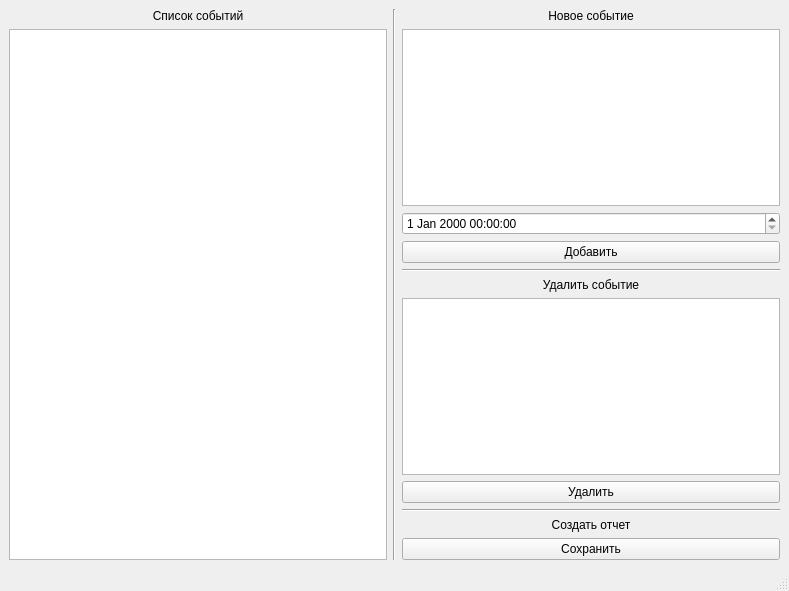
First picture: the form in src/design.ui, repository viktory683/kurs, before the edit.
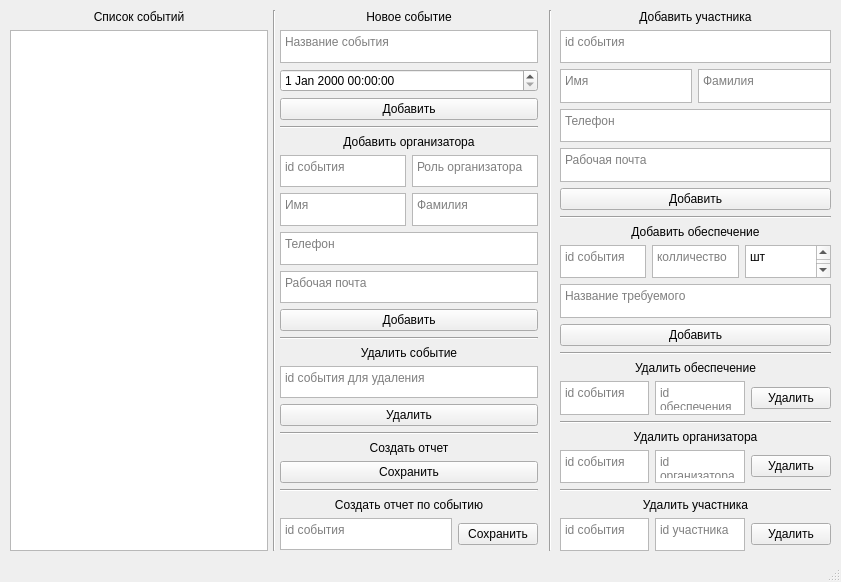
Second picture: the form after the edit.

```diff
--- a/src/design.ui
+++ b/src/design.ui
@@ -6,26 +6,40 @@
    <rect>
     <x>0</x>
     <y>0</y>
-    <width>789</width>
-    <height>591</height>
+    <width>841</width>
+    <height>582</height>
    </rect>
   </property>
   <property name="windowTitle">
    <string>MainWindow</string>
   </property>
   <widget class="QWidget" name="centralwidget">
-   <widget class="QWidget" name="horizontalLayoutWidget">
+   <widget class="Line" name="line_5">
     <property name="geometry">
      <rect>
-      <x>9</x>
-      <y>9</y>
-      <width>771</width>
-      <height>551</height>
+      <x>540</x>
+      <y>10</y>
+      <width>20</width>
+      <height>541</height>
      </rect>
     </property>
-    <layout class="QHBoxLayout" name="horizontalLayout">
-     <item>
+    <property name="orientation">
+     <enum>Qt::Vertical</enum>
+    </property>
+   </widget>
+   <widget class="QWidget" name="layoutWidget">
+    <property name="geometry">
+     <rect>
+      <x>10</x>
+      <y>10</y>
+      <width>258</width>
+      <height>541</height>
+     </rect>
+    </property>
       <layout class="QVBoxLayout" name="verticalLayout_2">
+     <property name="sizeConstraint">
+      <enum>QLayout::SetDefaultConstraint</enum>
+     </property>
        <item>
         <widget class="QLabel" name="events_list_label">
          <property name="layoutDirection">
@@ -46,15 +60,29 @@
         <widget class="QListView" name="events_list"/>
        </item>
       </layout>
-     </item>
-     <item>
+   </widget>
       <widget class="Line" name="line">
+    <property name="geometry">
+     <rect>
+      <x>259</x>
+      <y>10</y>
+      <width>31</width>
+      <height>541</height>
+     </rect>
+    </property>
        <property name="orientation">
         <enum>Qt::Vertical</enum>
        </property>
       </widget>
-     </item>
-     <item>
+   <widget class="QWidget" name="layoutWidget">
+    <property name="geometry">
+     <rect>
+      <x>280</x>
+      <y>10</y>
+      <width>258</width>
+      <height>541</height>
+     </rect>
+    </property>
       <layout class="QVBoxLayout" name="verticalLayout">
        <item>
         <widget class="QLabel" name="new_event_label">
@@ -67,7 +95,14 @@
         </widget>
        </item>
        <item>
-        <widget class="QTextEdit" name="new_event_field"/>
+      <widget class="QTextEdit" name="new_event_field">
+       <property name="locale">
+        <locale language="Russian" country="Russia"/>
+       </property>
+       <property name="placeholderText">
+        <string>Название события</string>
+       </property>
+      </widget>
        </item>
        <item>
         <widget class="QDateTimeEdit" name="dateTimeEdit"/>
@@ -79,6 +114,80 @@
          </property>
         </widget>
        </item>
+     <item>
+      <widget class="Line" name="line_4">
+       <property name="orientation">
+        <enum>Qt::Horizontal</enum>
+       </property>
+      </widget>
+     </item>
+     <item>
+      <widget class="QLabel" name="label">
+       <property name="text">
+        <string>Добавить организатора</string>
+       </property>
+       <property name="alignment">
+        <set>Qt::AlignCenter</set>
+       </property>
+      </widget>
+     </item>
+     <item>
+      <layout class="QHBoxLayout" name="horizontalLayout_5">
+       <item>
+        <widget class="QTextEdit" name="org_id_input_field">
+         <property name="placeholderText">
+          <string>id события</string>
+         </property>
+        </widget>
+       </item>
+       <item>
+        <widget class="QTextEdit" name="org_role_input_field">
+         <property name="placeholderText">
+          <string>Роль организатора</string>
+         </property>
+        </widget>
+       </item>
+      </layout>
+     </item>
+     <item>
+      <layout class="QHBoxLayout" name="horizontalLayout_4">
+       <item>
+        <widget class="QTextEdit" name="org_firstname_input_field">
+         <property name="placeholderText">
+          <string>Имя</string>
+         </property>
+        </widget>
+       </item>
+       <item>
+        <widget class="QTextEdit" name="org_lastname_input_field">
+         <property name="placeholderText">
+          <string>Фамилия</string>
+         </property>
+        </widget>
+       </item>
+      </layout>
+     </item>
+     <item>
+      <widget class="QTextEdit" name="org_phone_input_field">
+       <property name="placeholderText">
+        <string>Телефон</string>
+       </property>
+      </widget>
+     </item>
+     <item>
+      <widget class="QTextEdit" name="org_email_input_field">
+       <property name="placeholderText">
+        <string>Рабочая почта</string>
+       </property>
+      </widget>
+     </item>
+     <item>
+      <widget class="QPushButton" name="org_add_btn">
+       <property name="text">
+        <string>Добавить</string>
+       </property>
+      </widget>
+     </item>
        <item>
         <widget class="Line" name="line_2">
          <property name="orientation">
@@ -97,7 +206,11 @@
         </widget>
        </item>
        <item>
-        <widget class="QTextEdit" name="delete_event_field"/>
+      <widget class="QTextEdit" name="delete_event_field">
+       <property name="placeholderText">
+        <string>id события для удаления</string>
+       </property>
+      </widget>
        </item>
        <item>
         <widget class="QPushButton" name="delete_evenet_btn">
@@ -127,6 +240,297 @@
         <widget class="QPushButton" name="safe_btn">
          <property name="text">
           <string>Сохранить</string>
+       </property>
+      </widget>
+     </item>
+     <item>
+      <widget class="Line" name="line_8">
+       <property name="orientation">
+        <enum>Qt::Horizontal</enum>
+       </property>
+      </widget>
+     </item>
+     <item>
+      <widget class="QLabel" name="label_5">
+       <property name="text">
+        <string>Создать отчет по событию</string>
+       </property>
+       <property name="alignment">
+        <set>Qt::AlignCenter</set>
+       </property>
+      </widget>
+     </item>
+     <item>
+      <layout class="QHBoxLayout" name="horizontalLayout_3">
+       <item>
+        <widget class="QTextEdit" name="safe_event_id_field">
+         <property name="placeholderText">
+          <string>id события</string>
+         </property>
+        </widget>
+       </item>
+       <item>
+        <widget class="QPushButton" name="safe_event_btn">
+         <property name="text">
+          <string>Сохранить</string>
+         </property>
+        </widget>
+       </item>
+      </layout>
+     </item>
+    </layout>
+   </widget>
+   <widget class="QWidget" name="verticalLayoutWidget">
+    <property name="geometry">
+     <rect>
+      <x>560</x>
+      <y>10</y>
+      <width>271</width>
+      <height>541</height>
+     </rect>
+    </property>
+    <layout class="QVBoxLayout" name="verticalLayout_3">
+     <item>
+      <widget class="QLabel" name="label_2">
+       <property name="text">
+        <string>Добавить участника</string>
+       </property>
+       <property name="alignment">
+        <set>Qt::AlignCenter</set>
+       </property>
+      </widget>
+     </item>
+     <item>
+      <widget class="QTextEdit" name="add_participant_event_id_input_field">
+       <property name="placeholderText">
+        <string>id события</string>
+       </property>
+      </widget>
+     </item>
+     <item>
+      <layout class="QHBoxLayout" name="horizontalLayout_6">
+       <item>
+        <widget class="QTextEdit" name="participant_firstname_input_field">
+         <property name="placeholderText">
+          <string>Имя</string>
+         </property>
+        </widget>
+       </item>
+       <item>
+        <widget class="QTextEdit" name="participant_lastname_input_field">
+         <property name="placeholderText">
+          <string>Фамилия</string>
+         </property>
+        </widget>
+       </item>
+      </layout>
+     </item>
+     <item>
+      <widget class="QTextEdit" name="participant_phone_input_field">
+       <property name="placeholderText">
+        <string>Телефон</string>
+       </property>
+      </widget>
+     </item>
+     <item>
+      <widget class="QTextEdit" name="participant_email_input_field">
+       <property name="placeholderText">
+        <string>Рабочая почта</string>
+       </property>
+      </widget>
+     </item>
+     <item>
+      <widget class="QPushButton" name="participant_push_btn">
+       <property name="text">
+        <string>Добавить</string>
+       </property>
+      </widget>
+     </item>
+     <item>
+      <widget class="Line" name="line_6">
+       <property name="orientation">
+        <enum>Qt::Horizontal</enum>
+       </property>
+      </widget>
+     </item>
+     <item>
+      <widget class="QLabel" name="label_6">
+       <property name="text">
+        <string>Добавить обеспечение</string>
+       </property>
+       <property name="alignment">
+        <set>Qt::AlignCenter</set>
+       </property>
+      </widget>
+     </item>
+     <item>
+      <layout class="QHBoxLayout" name="horizontalLayout_7">
+       <item>
+        <widget class="QTextEdit" name="consumables_envent_id_input_field">
+         <property name="placeholderText">
+          <string>id события</string>
+         </property>
+        </widget>
+       </item>
+       <item>
+        <widget class="QTextEdit" name="consumables_volume_input_field">
+         <property name="placeholderText">
+          <string>колличество</string>
+         </property>
+        </widget>
+       </item>
+       <item>
+        <widget class="QTextEdit" name="consumables_unit_input_field">
+         <property name="html">
+          <string>&lt;!DOCTYPE HTML PUBLIC &quot;-//W3C//DTD HTML 4.0//EN&quot; &quot;http://www.w3.org/TR/REC-html40/strict.dtd&quot;&gt;
+&lt;html&gt;&lt;head&gt;&lt;meta name=&quot;qrichtext&quot; content=&quot;1&quot; /&gt;&lt;style type=&quot;text/css&quot;&gt;
+p, li { white-space: pre-wrap; }
+&lt;/style&gt;&lt;/head&gt;&lt;body style=&quot; font-family:'Sans Serif'; font-size:9pt; font-weight:400; font-style:normal;&quot;&gt;
+&lt;p style=&quot; margin-top:0px; margin-bottom:0px; margin-left:0px; margin-right:0px; -qt-block-indent:0; text-indent:0px;&quot;&gt;шт&lt;/p&gt;
+&lt;p style=&quot;-qt-paragraph-type:empty; margin-top:0px; margin-bottom:0px; margin-left:0px; margin-right:0px; -qt-block-indent:0; text-indent:0px;&quot;&gt;&lt;br /&gt;&lt;/p&gt;&lt;/body&gt;&lt;/html&gt;</string>
+         </property>
+         <property name="placeholderText">
+          <string>единица измерения</string>
+         </property>
+        </widget>
+       </item>
+      </layout>
+     </item>
+     <item>
+      <widget class="QTextEdit" name="consumables_name_input_field">
+       <property name="placeholderText">
+        <string>Название требуемого</string>
+       </property>
+      </widget>
+     </item>
+     <item>
+      <widget class="QPushButton" name="consumables_push_btn">
+       <property name="text">
+        <string>Добавить</string>
+       </property>
+      </widget>
+     </item>
+     <item>
+      <widget class="Line" name="line_9">
+       <property name="orientation">
+        <enum>Qt::Horizontal</enum>
+       </property>
+      </widget>
+     </item>
+     <item>
+      <widget class="QLabel" name="label_7">
+       <property name="text">
+        <string>Удалить обеспечение</string>
+       </property>
+       <property name="alignment">
+        <set>Qt::AlignCenter</set>
+       </property>
+      </widget>
+     </item>
+     <item>
+      <layout class="QHBoxLayout" name="horizontalLayout_8">
+       <item>
+        <widget class="QTextEdit" name="consumables_event_delete_id_input_field">
+         <property name="placeholderText">
+          <string>id события</string>
+         </property>
+        </widget>
+       </item>
+       <item>
+        <widget class="QTextEdit" name="consumables_delete_id_input_field">
+         <property name="placeholderText">
+          <string>id обеспечения</string>
+         </property>
+        </widget>
+       </item>
+       <item>
+        <widget class="QPushButton" name="consumables_delete_btn">
+         <property name="text">
+          <string>Удалить</string>
+         </property>
+        </widget>
+       </item>
+      </layout>
+     </item>
+     <item>
+      <widget class="Line" name="line_10">
+       <property name="orientation">
+        <enum>Qt::Horizontal</enum>
+       </property>
+      </widget>
+     </item>
+     <item>
+      <widget class="QLabel" name="label_3">
+       <property name="text">
+        <string>Удалить организатора</string>
+       </property>
+       <property name="alignment">
+        <set>Qt::AlignCenter</set>
+       </property>
+      </widget>
+     </item>
+     <item>
+      <layout class="QHBoxLayout" name="horizontalLayout">
+       <item>
+        <widget class="QTextEdit" name="org_delete_event_id_input_field">
+         <property name="placeholderText">
+          <string>id события</string>
+         </property>
+        </widget>
+       </item>
+       <item>
+        <widget class="QTextEdit" name="org_delete_id_input_field">
+         <property name="placeholderText">
+          <string>id организатора</string>
+         </property>
+        </widget>
+       </item>
+       <item>
+        <widget class="QPushButton" name="org_delete_btn">
+         <property name="text">
+          <string>Удалить</string>
+         </property>
+        </widget>
+       </item>
+      </layout>
+     </item>
+     <item>
+      <widget class="Line" name="line_7">
+       <property name="orientation">
+        <enum>Qt::Horizontal</enum>
+       </property>
+      </widget>
+     </item>
+     <item>
+      <widget class="QLabel" name="label_4">
+       <property name="text">
+        <string>Удалить участника</string>
+       </property>
+       <property name="alignment">
+        <set>Qt::AlignCenter</set>
+       </property>
+      </widget>
+     </item>
+     <item>
+      <layout class="QHBoxLayout" name="horizontalLayout_2">
+       <item>
+        <widget class="QTextEdit" name="participant_delete_event_id_input_field">
+         <property name="placeholderText">
+          <string>id события</string>
+         </property>
+        </widget>
+       </item>
+       <item>
+        <widget class="QTextEdit" name="participant_delete_id_input_field">
+         <property name="placeholderText">
+          <string>id участника</string>
+         </property>
+        </widget>
+       </item>
+       <item>
+        <widget class="QPushButton" name="participant_delete_btn">
+         <property name="text">
+          <string>Удалить</string>
          </property>
         </widget>
        </item>
```
Left out of the diff: 2 changed lines with no effect on the pictures. Lines whose indentation alone changed are shown as unchanged.
